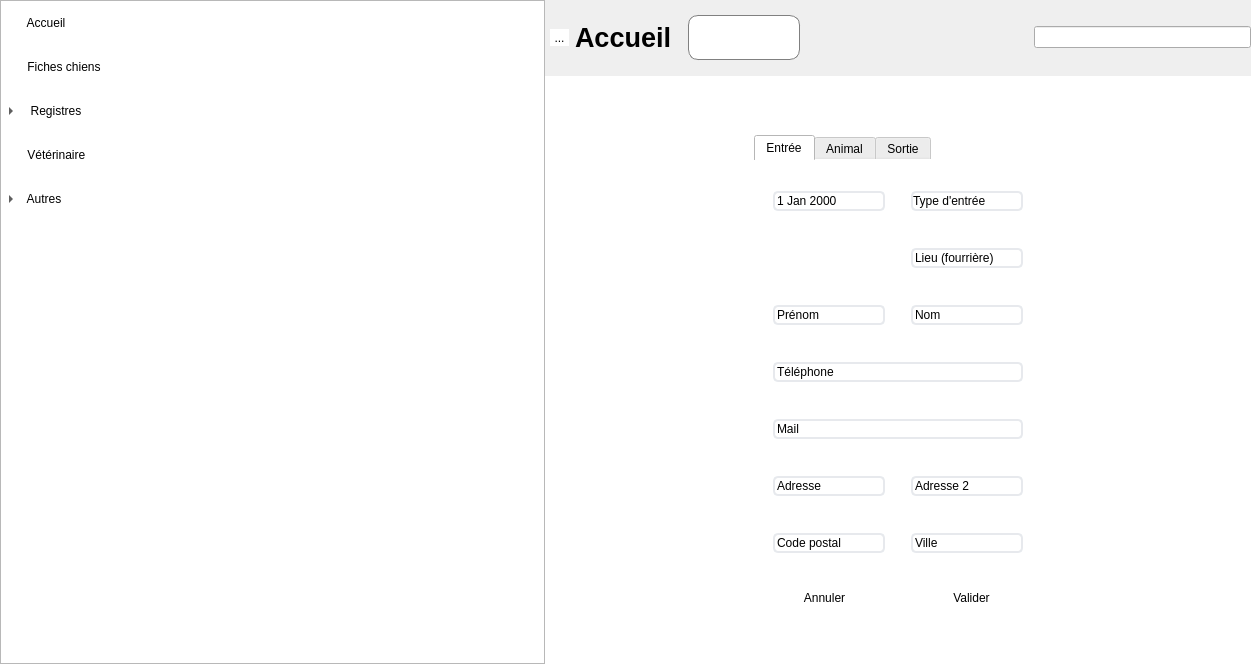
Old version of the form mainwindow.ui in the repository ArtAuc/mkrescue.
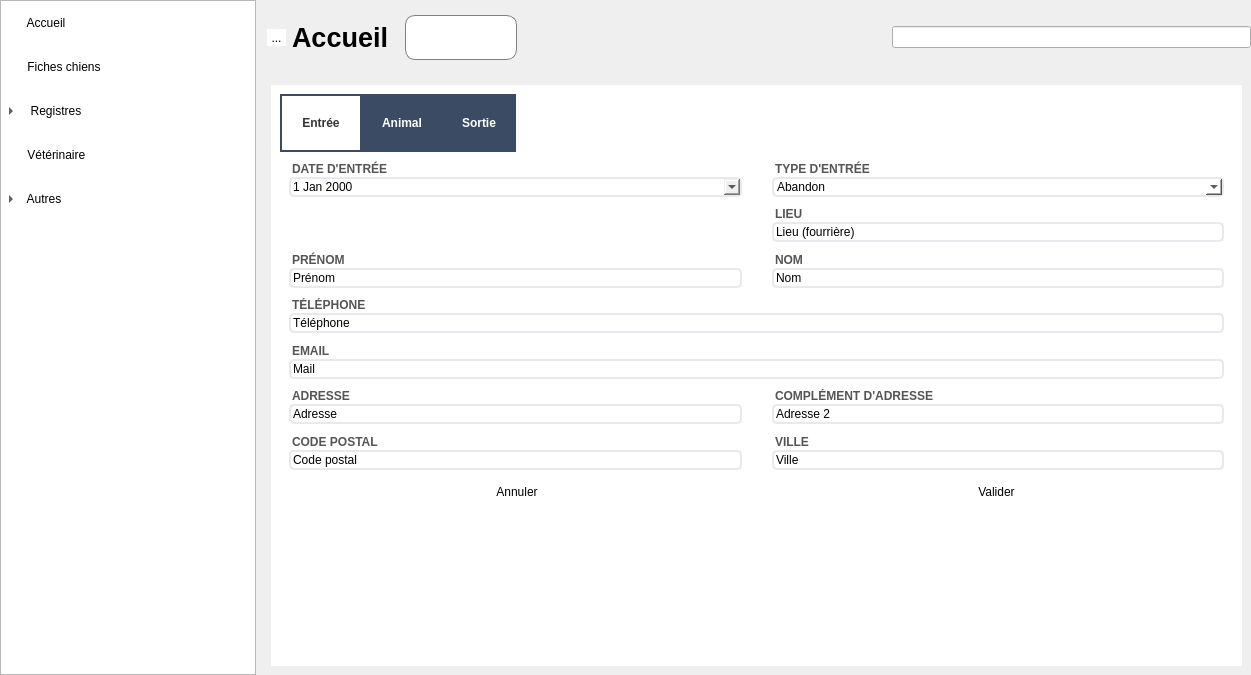
New version of the form. The open tabs and pages were chosen to show the change. Icons and pictures are not drawn. Custom widgets are drawn as their Qt base class.

Commit message: Beautiful edit tabs and labels

What changed in the file:
```diff
--- a/mainwindow.ui
+++ b/mainwindow.ui
@@ -7,7 +7,7 @@
     <x>0</x>
     <y>0</y>
     <width>1251</width>
-    <height>664</height>
+    <height>675</height>
    </rect>
   </property>
   <property name="palette">
@@ -57,10 +57,7 @@
    <string notr="true"/>
   </property>
   <widget class="QWidget" name="centralwidget">
-   <layout class="QHBoxLayout" name="horizontalLayout">
-    <property name="spacing">
-     <number>0</number>
-    </property>
+   <layout class="QFormLayout" name="formLayout_2">
     <property name="leftMargin">
      <number>0</number>
     </property>
@@ -73,7 +70,7 @@
     <property name="bottomMargin">
      <number>0</number>
     </property>
-    <item>
+    <item row="0" column="0">
      <widget class="MenuTree" name="menuTree">
       <property name="sizePolicy">
        <sizepolicy hsizetype="Expanding" vsizetype="Expanding">
@@ -247,7 +244,7 @@
       </item>
      </widget>
     </item>
-    <item>
+    <item row="0" column="1">
      <layout class="QVBoxLayout" name="mainVerticalLayout">
       <property name="spacing">
        <number>6</number>
@@ -601,48 +598,114 @@
         </widget>
         <widget class="EditPage" name="editPage">
          <property name="styleSheet">
-          <string notr="true">QWidget{
+          <string notr="true">QTabWidget, QStackedWidget{
 	border:none;
 	background-color:white;
 }
 
+QLabel{
+	margin:0;
+	margin-bottom:1px;
+	color:#555;
+	font-weight:bold;
+	qproperty-alignment: AlignBottom
+}
+
 QLineEdit, QDateTimeEdit, QComboBox {
 	border: 2px solid #e7e9ed;
 	border-radius: 5px;
-	margin:10px;
 }
-</string>
+
+QPushButton{
+	background-color:white;
+	border:none;
+}
+
+QComboBox {
+	color:black;
+	background-color:white;
+}
+
+QComboBox QAbstractItemView {
+	background-color: white;
+    color: black;
+}
+
+QTabBar{
+	font-weight:bold;
+	background-color:#3b4b64;
+	color:white;
+}
+
+QTabBar::tab{
+	padding:20px;
+	border:none;
+}
+
+QTabBar::tab:selected {
+	border:2px solid #3b4b64;
+    background-color: white;;
+	color:#333;
+}</string>
          </property>
          <layout class="QVBoxLayout" name="verticalLayout_3">
-          <property name="leftMargin">
-           <number>200</number>
-          </property>
-          <property name="topMargin">
-           <number>50</number>
-          </property>
-          <property name="rightMargin">
-           <number>200</number>
-          </property>
-          <property name="bottomMargin">
-           <number>50</number>
-          </property>
           <item>
            <widget class="QStackedWidget" name="editStacked">
             <widget class="QWidget" name="entryEditPage">
+             <property name="sizePolicy">
+              <sizepolicy hsizetype="Preferred" vsizetype="Preferred">
+               <horstretch>0</horstretch>
+               <verstretch>0</verstretch>
+              </sizepolicy>
+             </property>
              <layout class="QVBoxLayout" name="verticalLayout_4">
               <item>
-               <layout class="QHBoxLayout" name="horizontalLayout_2">
-                <item>
-                 <widget class="QTabWidget" name="entryTabWidget">
-                  <property name="currentIndex">
-                   <number>0</number>
+               <widget class="QTabWidget" name="entryTabWidget">
+                <property name="sizePolicy">
+                 <sizepolicy hsizetype="Preferred" vsizetype="Preferred">
+                  <horstretch>0</horstretch>
+                  <verstretch>0</verstretch>
+                 </sizepolicy>
+                </property>
+                <property name="tabPosition">
+                 <enum>QTabWidget::North</enum>
+                </property>
+                <property name="tabShape">
+                 <enum>QTabWidget::Rounded</enum>
+                </property>
+                <property name="currentIndex">
+                 <number>1</number>
+                </property>
+                <property name="tabBarAutoHide">
+                 <bool>false</bool>
+                </property>
+                <widget class="QWidget" name="entryTab1">
+                 <property name="sizePolicy">
+                  <sizepolicy hsizetype="Preferred" vsizetype="Preferred">
+                   <horstretch>0</horstretch>
+                   <verstretch>0</verstretch>
+                  </sizepolicy>
+                 </property>
+                 <attribute name="title">
+                  <string>Entrée</string>
+                 </attribute>
+                 <layout class="QGridLayout" name="gridLayout">
+                  <property name="horizontalSpacing">
+                   <number>30</number>
                   </property>
-                  <widget class="QWidget" name="entryTab1">
-                   <attribute name="title">
-                    <string>Entrée</string>
-                   </attribute>
-                   <layout class="QGridLayout" name="gridLayout">
-                    <item row="0" column="1">
+                  <property name="verticalSpacing">
+                   <number>10</number>
+                  </property>
+                  <item row="0" column="1">
+                   <layout class="QVBoxLayout" name="entryDateEditLayout">
+                    <item>
+                     <widget class="QLabel" name="entryDateEditLabel">
+                      <property name="text">
+                       <string>DATE D'ENTRÉE</string>
+                      </property>
+                     </widget>
+                    </item>
+                    <item>
                      <widget class="QDateEdit" name="entryDateEdit">
                       <property name="calendarPopup">
                        <bool>true</bool>
@@ -652,64 +715,91 @@
                       </property>
                      </widget>
                     </item>
-                    <item row="8" column="1" colspan="2">
+                   </layout>
+                  </item>
+                  <item row="7" column="2">
+                   <layout class="QVBoxLayout" name="lastNameAbandonEditLayout">
+                    <item>
+                     <widget class="QLabel" name="lastNameAbandonEditLabel">
+                      <property name="text">
+                       <string>NOM</string>
+                      </property>
+                     </widget>
+                    </item>
+                    <item>
+                     <widget class="QLineEdit" name="lastNameAbandonEdit">
+                      <property name="text">
+                       <string>Nom</string>
+                      </property>
+                     </widget>
+                    </item>
+                   </layout>
+                  </item>
+                  <item row="12" column="1" colspan="2">
+                   <layout class="QVBoxLayout" name="emailAbandonEditLayout">
+                    <item>
+                     <widget class="QLabel" name="emailAbandonEditLabel">
+                      <property name="text">
+                       <string>EMAIL</string>
+                      </property>
+                     </widget>
+                    </item>
+                    <item>
                      <widget class="QLineEdit" name="emailAbandonEdit">
                       <property name="text">
                        <string>Mail</string>
                       </property>
-                      <property name="placeholderText">
-                       <string>Email</string>
-                      </property>
                      </widget>
                     </item>
-                    <item row="1" column="2">
-                     <widget class="QLineEdit" name="poundPlaceEdit">
-                      <property name="enabled">
-                       <bool>true</bool>
-                      </property>
+                   </layout>
+                  </item>
+                  <item row="7" column="1">
+                   <layout class="QVBoxLayout" name="firstNameAbandonEditLayout">
+                    <item>
+                     <widget class="QLabel" name="firstNameAbandonEditLabel">
                       <property name="text">
-                       <string>Lieu (fourrière)</string>
+                       <string>PRÉNOM</string>
                       </property>
-                      <property name="placeholderText">
-                       <string>Lieu</string>
-                      </property>
                      </widget>
                     </item>
-                    <item row="10" column="1">
-                     <widget class="QLineEdit" name="postalCodeAbandonEdit">
-                      <property name="text">
-                       <string>Code postal</string>
-                      </property>
-                      <property name="placeholderText">
-                       <string>Code postal</string>
-                      </property>
-                     </widget>
-                    </item>
-                    <item row="5" column="2">
-                     <widget class="QLineEdit" name="lastNameAbandonEdit">
-                      <property name="text">
-                       <string>Nom</string>
-                      </property>
-                      <property name="placeholderText">
-                       <string>Nom</string>
-                      </property>
-                     </widget>
-                    </item>
-                    <item row="5" column="1">
+                    <item>
                      <widget class="QLineEdit" name="firstNameAbandonEdit">
                       <property name="text">
                        <string>Prénom</string>
                       </property>
-                      <property name="placeholderText">
-                       <string>Prénom</string>
+                     </widget>
+                    </item>
+                   </layout>
+                  </item>
+                  <item row="14" column="1">
+                   <layout class="QVBoxLayout" name="addressAbandonEditLayout">
+                    <item>
+                     <widget class="QLabel" name="addressAbandonEditLabel">
+                      <property name="text">
+                       <string>ADRESSE</string>
                       </property>
                      </widget>
                     </item>
-                    <item row="0" column="2">
+                    <item>
+                     <widget class="QLineEdit" name="addressAbandonEdit">
+                      <property name="text">
+                       <string>Adresse</string>
+                      </property>
+                     </widget>
+                    </item>
+                   </layout>
+                  </item>
+                  <item row="0" column="2">
+                   <layout class="QVBoxLayout" name="entryTypeBoxLayout">
+                    <item>
+                     <widget class="QLabel" name="entryTypeBoxLabel">
+                      <property name="text">
+                       <string>TYPE D'ENTRÉE</string>
+                      </property>
+                     </widget>
+                    </item>
+                    <item>
                      <widget class="QComboBox" name="entryTypeBox">
-                      <property name="placeholderText">
-                       <string>Type d'entrée</string>
-                      </property>
                       <item>
                        <property name="text">
                         <string>Abandon</string>
@@ -722,27 +812,72 @@
                       </item>
                      </widget>
                     </item>
-                    <item row="10" column="2">
+                   </layout>
+                  </item>
+                  <item row="10" column="1" colspan="2">
+                   <layout class="QVBoxLayout" name="phoneAbandonEditLayout">
+                    <item>
+                     <widget class="QLabel" name="phoneAbandonEditLabel">
+                      <property name="text">
+                       <string>TÉLÉPHONE</string>
+                      </property>
+                     </widget>
+                    </item>
+                    <item>
+                     <widget class="QLineEdit" name="phoneAbandonEdit">
+                      <property name="text">
+                       <string>Téléphone</string>
+                      </property>
+                     </widget>
+                    </item>
+                   </layout>
+                  </item>
+                  <item row="16" column="1">
+                   <layout class="QVBoxLayout" name="postalCodeAbandonEditLayout">
+                    <item>
+                     <widget class="QLabel" name="postalCodeAbandonEditLabel">
+                      <property name="text">
+                       <string>CODE POSTAL</string>
+                      </property>
+                     </widget>
+                    </item>
+                    <item>
+                     <widget class="QLineEdit" name="postalCodeAbandonEdit">
+                      <property name="text">
+                       <string>Code postal</string>
+                      </property>
+                     </widget>
+                    </item>
+                   </layout>
+                  </item>
+                  <item row="16" column="2">
+                   <layout class="QVBoxLayout" name="cityAbandonEditLayout">
+                    <item>
+                     <widget class="QLabel" name="cityAbandonEditLabel">
+                      <property name="text">
+                       <string>VILLE</string>
+                      </property>
+                     </widget>
+                    </item>
+                    <item>
                      <widget class="QLineEdit" name="cityAbandonEdit">
                       <property name="text">
                        <string>Ville</string>
                       </property>
-                      <property name="placeholderText">
-                       <string>Ville</string>
-                      </property>
                      </widget>
                     </item>
-                    <item row="9" column="1">
-                     <widget class="QLineEdit" name="addressAbandonEdit">
+                   </layout>
+                  </item>
+                  <item row="14" column="2">
+                   <layout class="QVBoxLayout" name="address2AbandonEditLayout">
+                    <item>
+                     <widget class="QLabel" name="address2AbandonEditLabel">
                       <property name="text">
-                       <string>Adresse</string>
-                      </property>
-                      <property name="placeholderText">
-                       <string>Adresse</string>
+                       <string>COMPLÉMENT D'ADRESSE</string>
                       </property>
                      </widget>
                     </item>
-                    <item row="9" column="2">
+                    <item>
                      <widget class="QLineEdit" name="address2AbandonEdit">
                       <property name="styleSheet">
                        <string notr="true"/>
@@ -750,29 +885,96 @@
                       <property name="text">
                        <string>Adresse 2</string>
                       </property>
-                      <property name="placeholderText">
-                       <string>Complément d'adresse</string>
+                     </widget>
+                    </item>
+                   </layout>
+                  </item>
+                  <item row="3" column="2">
+                   <layout class="QVBoxLayout" name="poundPlaceEditLayout">
+                    <item>
+                     <widget class="QLabel" name="poundPlaceEditLabel">
+                      <property name="text">
+                       <string>LIEU</string>
                       </property>
                      </widget>
                     </item>
-                    <item row="6" column="1" colspan="2">
-                     <widget class="QLineEdit" name="phoneAbandonEdit">
+                    <item>
+                     <widget class="QLineEdit" name="poundPlaceEdit">
+                      <property name="enabled">
+                       <bool>true</bool>
+                      </property>
                       <property name="text">
-                       <string>Téléphone</string>
+                       <string>Lieu (fourrière)</string>
                       </property>
-                      <property name="placeholderText">
-                       <string>Téléphone</string>
+                     </widget>
+                    </item>
+                   </layout>
+                  </item>
+                 </layout>
+                </widget>
+                <widget class="QWidget" name="entryTab2">
+                 <property name="sizePolicy">
+                  <sizepolicy hsizetype="Preferred" vsizetype="Preferred">
+                   <horstretch>0</horstretch>
+                   <verstretch>0</verstretch>
+                  </sizepolicy>
+                 </property>
+                 <attribute name="title">
+                  <string>Animal</string>
+                 </attribute>
+                 <layout class="QGridLayout" name="gridLayout_2">
+                  <item row="1" column="1">
+                   <layout class="QVBoxLayout" name="chipEditLayout">
+                    <item>
+                     <widget class="QLabel" name="chipEditLabel">
+                      <property name="text">
+                       <string>N° D'IDENTIFICATION</string>
                       </property>
                      </widget>
                     </item>
+                    <item>
+                     <widget class="QLineEdit" name="chipEdit"/>
+                    </item>
                    </layout>
-                  </widget>
-                  <widget class="QWidget" name="entryTab2">
-                   <attribute name="title">
-                    <string>Animal</string>
-                   </attribute>
-                   <layout class="QGridLayout" name="gridLayout_2">
-                    <item row="1" column="0">
+                  </item>
+                  <item row="1" column="0">
+                   <layout class="QVBoxLayout" name="dogNameEditLayout">
+                    <item>
+                     <widget class="QLabel" name="dogNameEditLabel">
+                      <property name="text">
+                       <string>NOM</string>
+                      </property>
+                     </widget>
+                    </item>
+                    <item>
+                     <widget class="QLineEdit" name="dogNameEdit"/>
+                    </item>
+                   </layout>
+                  </item>
+                  <item row="5" column="0" colspan="2">
+                   <layout class="QVBoxLayout" name="breedEditLayout">
+                    <item>
+                     <widget class="QLabel" name="breedEditLabel">
+                      <property name="text">
+                       <string>DESCRIPTION</string>
+                      </property>
+                     </widget>
+                    </item>
+                    <item>
+                     <widget class="QLineEdit" name="breedEdit"/>
+                    </item>
+                   </layout>
+                  </item>
+                  <item row="3" column="0">
+                   <layout class="QVBoxLayout" name="sexBoxLayout">
+                    <item>
+                     <widget class="QLabel" name="sexBoxLabel">
+                      <property name="text">
+                       <string>SEXE</string>
+                      </property>
+                     </widget>
+                    </item>
+                    <item>
                      <widget class="QComboBox" name="sexBox">
                       <item>
                        <property name="text">
@@ -786,40 +988,60 @@
                       </item>
                      </widget>
                     </item>
-                    <item row="0" column="0">
-                     <widget class="QLineEdit" name="dogNameEdit"/>
+                   </layout>
+                  </item>
+                  <item row="3" column="1">
+                   <layout class="QVBoxLayout" name="birthDateEditLayout">
+                    <item>
+                     <widget class="QLabel" name="birthDateEditLabel">
+                      <property name="text">
+                       <string>DATE DE NAISSANCE</string>
+                      </property>
+                     </widget>
                     </item>
-                    <item row="0" column="1">
-                     <widget class="QLineEdit" name="chipEdit"/>
+                    <item>
+                     <widget class="QDateEdit" name="birthDateEdit">
+                      <property name="sizePolicy">
+                       <sizepolicy hsizetype="Preferred" vsizetype="Fixed">
+                        <horstretch>0</horstretch>
+                        <verstretch>0</verstretch>
+                       </sizepolicy>
+                      </property>
+                     </widget>
                     </item>
-                    <item row="2" column="0" colspan="2">
-                     <widget class="QLineEdit" name="breedEdit"/>
-                    </item>
-                    <item row="1" column="1">
-                     <widget class="QDateEdit" name="birthDateEdit"/>
-                    </item>
                    </layout>
-                  </widget>
-                  <widget class="QWidget" name="entryTab3">
-                   <attribute name="title">
-                    <string>Sortie</string>
-                   </attribute>
-                   <layout class="QFormLayout" name="formLayout">
-                    <item row="0" column="1">
-                     <widget class="QPushButton" name="addDestButton">
+                  </item>
+                 </layout>
+                </widget>
+                <widget class="QWidget" name="entryTab3">
+                 <attribute name="title">
+                  <string>Sortie</string>
+                 </attribute>
+                 <layout class="QFormLayout" name="formLayout">
+                  <item row="0" column="1">
+                   <widget class="QPushButton" name="addDestButton">
+                    <property name="text">
+                     <string>Ajouter Sortie</string>
+                    </property>
+                   </widget>
+                  </item>
+                  <item row="2" column="1">
+                   <layout class="QVBoxLayout" name="deathCauseEditLayout">
+                    <item>
+                     <widget class="QLabel" name="deathCauseEditLabel">
                       <property name="text">
-                       <string>Ajouter Sortie</string>
+                       <string>CAUSE DE LA MORT</string>
                       </property>
                      </widget>
                     </item>
-                    <item row="1" column="1">
+                    <item>
                      <widget class="QLineEdit" name="deathCauseEdit"/>
                     </item>
                    </layout>
-                  </widget>
-                 </widget>
-                </item>
-               </layout>
+                  </item>
+                 </layout>
+                </widget>
+               </widget>
               </item>
               <item>
                <layout class="QHBoxLayout" name="horizontalLayout_3">
@@ -839,6 +1061,22 @@
                 </item>
                </layout>
               </item>
+              <item>
+               <spacer name="verticalSpacer">
+                <property name="orientation">
+                 <enum>Qt::Vertical</enum>
+                </property>
+                <property name="sizeType">
+                 <enum>QSizePolicy::Expanding</enum>
+                </property>
+                <property name="sizeHint" stdset="0">
+                 <size>
+                  <width>20</width>
+                  <height>40</height>
+                 </size>
+                </property>
+               </spacer>
+              </item>
              </layout>
             </widget>
             <widget class="QWidget" name="careEditPage"/>
```
Left out of the diff: 17 changed lines with no effect on the pictures. The commit also changes 3 other files.
